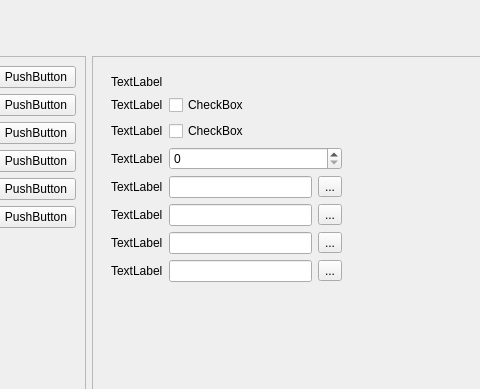
Old version of the form mainwidget.ui in the repository iamsaywhat/cutecom-terminal; both pictures show x 288 to 768 and y 0 to 389 of the 926 by 666 pixel window.
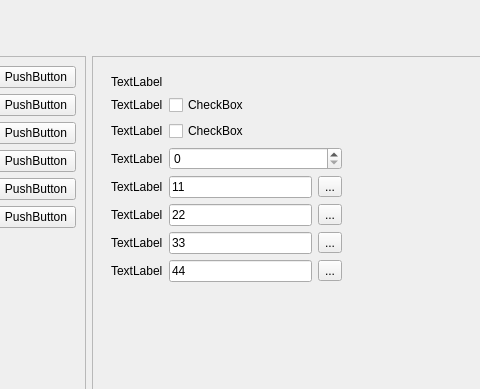
New version of the form. The open tabs and pages were chosen to show the change.

```diff
--- a/mainwidget.ui
+++ b/mainwidget.ui
@@ -910,10 +910,18 @@
                        </widget>
                       </item>
                       <item row="5" column="1">
-                       <widget class="QLineEdit" name="lineEditTableHotKey2"/>
+                       <widget class="QLineEdit" name="lineEditTableHotKey2">
+                        <property name="text">
+                         <string>22</string>
+                        </property>
+                       </widget>
                       </item>
                       <item row="6" column="1">
-                       <widget class="QLineEdit" name="lineEditTableHotKey3"/>
+                       <widget class="QLineEdit" name="lineEditTableHotKey3">
+                        <property name="text">
+                         <string>33</string>
+                        </property>
+                       </widget>
                       </item>
                       <item row="4" column="0">
                        <widget class="QLabel" name="labelTableHotKey1">
@@ -923,7 +931,11 @@
                        </widget>
                       </item>
                       <item row="7" column="1">
-                       <widget class="QLineEdit" name="lineEditTableHotKey4"/>
+                       <widget class="QLineEdit" name="lineEditTableHotKey4">
+                        <property name="text">
+                         <string>44</string>
+                        </property>
+                       </widget>
                       </item>
                       <item row="2" column="0">
                        <widget class="QLabel" name="labelTableCyclicMode">
@@ -940,7 +952,11 @@
                        </widget>
                       </item>
                       <item row="4" column="1">
-                       <widget class="QLineEdit" name="lineEditTableHotKey1"/>
+                       <widget class="QLineEdit" name="lineEditTableHotKey1">
+                        <property name="text">
+                         <string>11</string>
+                        </property>
+                       </widget>
                       </item>
                       <item row="6" column="0">
                        <widget class="QLabel" name="labelTableHotKey3">
```
Left out of the diff: 10 changed lines with no effect on the pictures.
